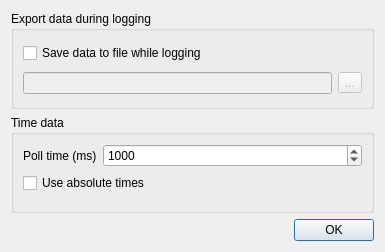
First picture: the form in src/dialogs/logdialog.ui, repository ModbusScope/ModbusScope, before the edit.
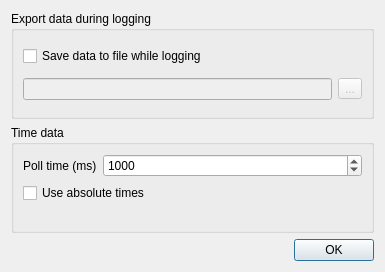
Second picture: the form after the edit. Icons and pictures are not drawn.

Commit message: Replace legend labels with a table

What changed in the file:
```diff
--- a/src/dialogs/logdialog.ui
+++ b/src/dialogs/logdialog.ui
@@ -7,7 +7,7 @@
     <x>0</x>
     <y>0</y>
     <width>385</width>
-    <height>252</height>
+    <height>272</height>
    </rect>
   </property>
   <property name="windowTitle">
```
The commit also changes 6 other files.
